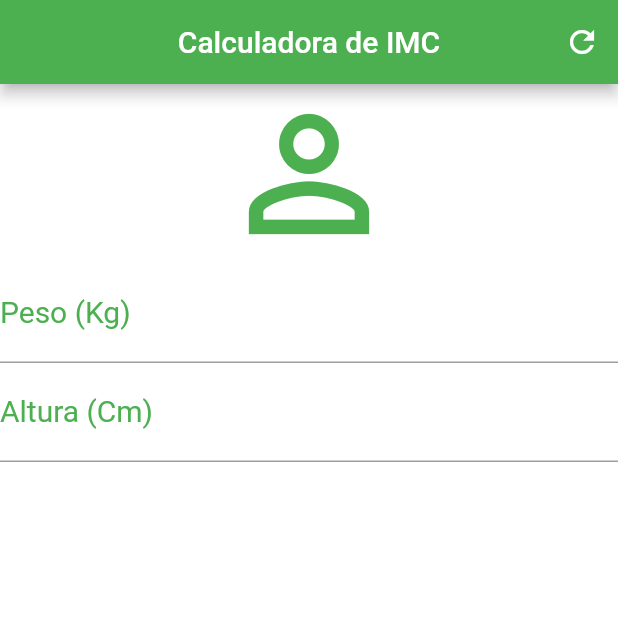
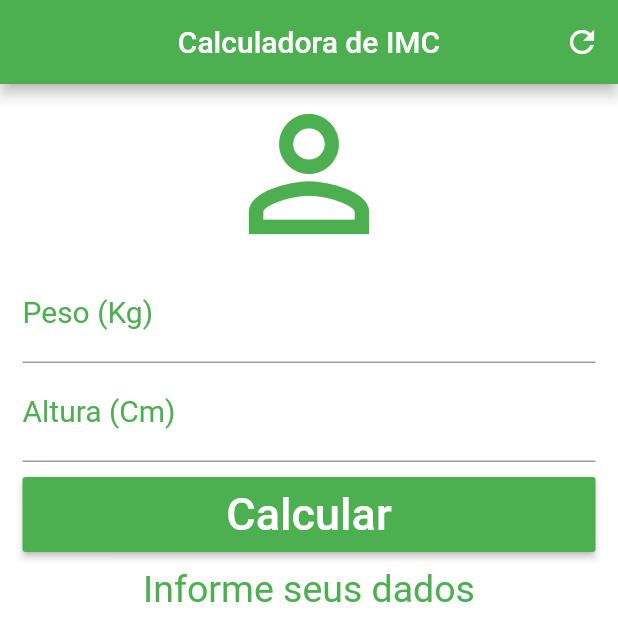
Before and after one commit to Nicholas-ar/imc_calc, a Flutter app: the screen it shows after launch, after a tap on the "refresh" icon, on a phone screen of 412 x 824 dp. Shown: the top 641 px of the screen. Run offline on Flutter 3.47's test engine with Material 2 defaults, Android fonts, the phone set to English and light mode, and no system bars.

Commit message:
Added bmi calculation method

```diff
--- a/lib/main.dart
+++ b/lib/main.dart
@@ -12,6 +12,47 @@ class Home extends StatefulWidget {
 }
 
 class _HomeState extends State<Home> {
+  TextEditingController weightController = TextEditingController();
+  TextEditingController heightController = TextEditingController();
+
+  GlobalKey<FormState> _formKey = GlobalKey<FormState>();
+
+  static String _infoText = "Informe seus dados";
+
+  void _resetFields(){
+    weightController.text = "";
+    heightController.text = "";
+    setState(() {
+      _infoText = "Informe seus dados";
+    });
+  }
+
+  void _calc(){
+    setState(() {
+      double weight = double.parse(weightController.text);
+      double height = double.parse(heightController.text) / 100;
+      double imc = weight/(height*height);
+      if(imc < 18.6){
+        _infoText = "Abaixo do peso (${imc.toStringAsPrecision(3)})";
+      }
+      else if(imc < 25.0){
+        _infoText = "Peso ideal! (${imc.toStringAsPrecision(3)})";
+      }
+      else if(imc < 30.0){
+        _infoText = "Acima do peso (${imc.toStringAsPrecision(3)})";
+      }
+      else if(imc < 35.0){
+        _infoText = "Obesidade grau I (${imc.toStringAsPrecision(3)})";
+      }
+      else if(imc < 40.0){
+        _infoText = "Obesidade grau II (${imc.toStringAsPrecision(3)})";
+      }
+      else {
+        _infoText = "Obesidade grau III (${imc.toStringAsPrecision(3)})";
+      }
+    });
+  }
+
   @override
   Widget build(BuildContext context) {
     return Scaffold(
@@ -22,12 +63,14 @@ class _HomeState extends State<Home> {
           actions: <Widget>[
             IconButton(
               icon: Icon(Icons.refresh),
-            onPressed: () {},
+              onPressed: _resetFields,
             )
           ],
         ),
         backgroundColor: Colors.white,
-      body: Column(
+        body: SingleChildScrollView(
+          padding: EdgeInsets.fromLTRB(15.0, 0.0, 15.0, 0.0),
+          child: Column(
             crossAxisAlignment: CrossAxisAlignment.stretch,
             children: <Widget>[
               Icon(
@@ -42,6 +85,7 @@ class _HomeState extends State<Home> {
                     labelStyle: TextStyle(color: Colors.green)),
                 textAlign: TextAlign.center,
                 style: TextStyle(color: Colors.green, fontSize: 20.0),
+                controller: weightController,
               ),
               TextField(
                 keyboardType: TextInputType.number,
@@ -50,9 +94,29 @@ class _HomeState extends State<Home> {
                     labelStyle: TextStyle(color: Colors.green)),
                 textAlign: TextAlign.center,
                 style: TextStyle(color: Colors.green, fontSize: 20.0),
+                controller: heightController,
+              ),
+              Padding(
+                padding: EdgeInsets.only(top: 10.0, bottom: 10.0),
+                child: Container(
+                  height: 50.0,
+                  child: RaisedButton(
+                    onPressed: _calc,
+                    child: Text(
+                      "Calcular",
+                      style: TextStyle(color: Colors.white, fontSize: 30.0),
+                    ),
+                    color: Colors.green,
+                  ),
+                ),
+              ),
+              Text(
+                _infoText,
+                textAlign: TextAlign.center,
+                style: TextStyle(color: Colors.green, fontSize: 25.0),
               )
             ],
           ),
-    );
+        ));
   }
 }
```
Lines whose indentation alone changed are shown as unchanged.
